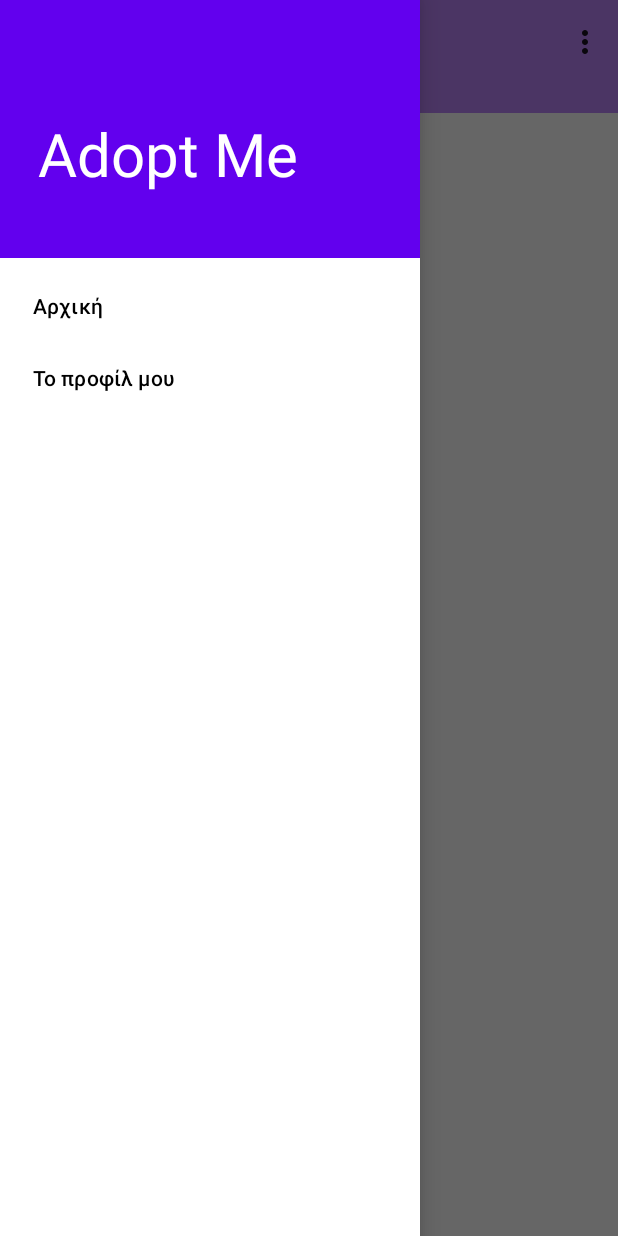
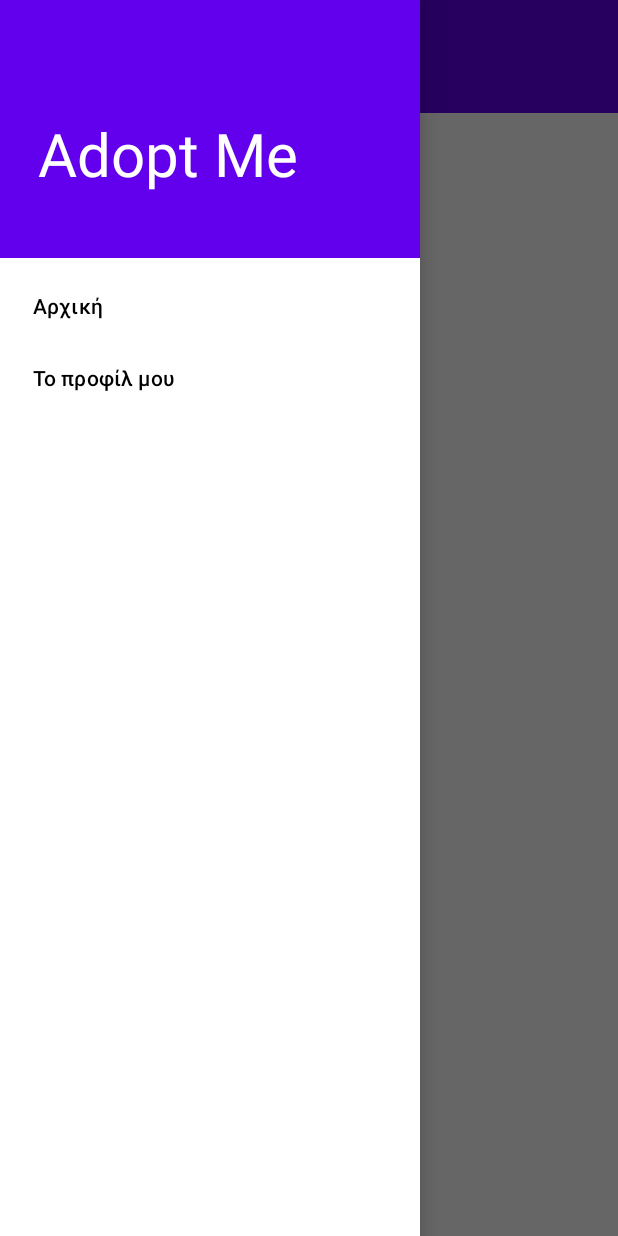
Before and after one commit to SimosNeopoulos/AdoptMe, an Android app: the MainActivity screen opened directly, with no data from a screen before it, with the side drawer open, on a phone screen of 412 x 824 dp. Run offline under Robolectric (Android 15) with nearby library versions, the phone set to English and light mode, and no system bars.

Commit message:
colors changed

```diff
--- a/app/src/main/java/com/example/adoptme/MainActivity.java
+++ b/app/src/main/java/com/example/adoptme/MainActivity.java
@@ -40,15 +40,6 @@
 
     }
 
-    @Override
-    public boolean onCreateOptionsMenu(Menu menu) {
-        MenuItem a = menu.add("Create Post");
-        MenuItem b = menu.add("View Posts");
-        MenuItem c = menu.add("Edit Post");
-        MenuItem d = menu.add("Log out");
-        return true;
-    }
-
     public void setUpToolbar() {
         drawerLayout = findViewById(R.id.my_drawer_layout);
         Toolbar toolbar = findViewById(R.id.toolbar);
--- a/app/src/main/res/layout/activity_main.xml
+++ b/app/src/main/res/layout/activity_main.xml
@@ -9,9 +9,7 @@
     tools:context="com.example.adoptme.MainActivity"
     tools:ignore="HardcodedText">
 
-<androidx.constraintlayout.widget.ConstraintLayout xmlns:android="http://schemas.android.com/apk/res/android"
-    xmlns:app="http://schemas.android.com/apk/res-auto"
-    xmlns:tools="http://schemas.android.com/tools"
+<androidx.constraintlayout.widget.ConstraintLayout
     android:layout_width="match_parent"
     android:layout_height="match_parent"
     tools:context=".MainActivity">
@@ -20,15 +18,15 @@
         android:id="@+id/toolbar"
         android:layout_width="match_parent"
         android:layout_height="75dp"
-        android:background="@color/purple_200"
+        android:background="?attr/colorPrimary"
         android:minHeight="?attr/actionBarSize"
         android:theme="?attr/actionBarTheme"
         app:layout_constraintEnd_toEndOf="parent"
-        app:layout_constraintHorizontal_bias="1.0"
+        app:layout_constraintHorizontal_bias="0.0"
         app:layout_constraintStart_toStartOf="parent"
         app:layout_constraintTop_toTopOf="parent"
         app:title="Αρχική"
-        app:titleTextColor="@color/black" />
+        app:titleTextColor="@color/white" />
 </androidx.constraintlayout.widget.ConstraintLayout>
 
     <com.google.android.material.navigation.NavigationView
--- a/app/src/main/res/values-night/themes.xml
+++ b/app/src/main/res/values-night/themes.xml
@@ -2,13 +2,13 @@
     <!-- Base application theme. -->
     <style name="Theme.AdoptMe" parent="Theme.MaterialComponents.DayNight.NoActionBar">
         <!-- Primary brand color. -->
-        <item name="colorPrimary">@color/purple_200</item>
+        <item name="colorPrimary">@color/purple_500</item>
         <item name="colorPrimaryVariant">@color/purple_700</item>
-        <item name="colorOnPrimary">@color/black</item>
+        <item name="colorOnPrimary">@color/white</item>
         <!-- Secondary brand color. -->
         <item name="colorSecondary">@color/teal_200</item>
         <item name="colorSecondaryVariant">@color/teal_200</item>
-        <item name="colorOnSecondary">@color/black</item>
+        <item name="colorOnSecondary">@color/white</item>
         <!-- Status bar color. -->
         <item name="android:statusBarColor">?attr/colorPrimaryVariant</item>
         <!-- Customize your theme here. -->
```
